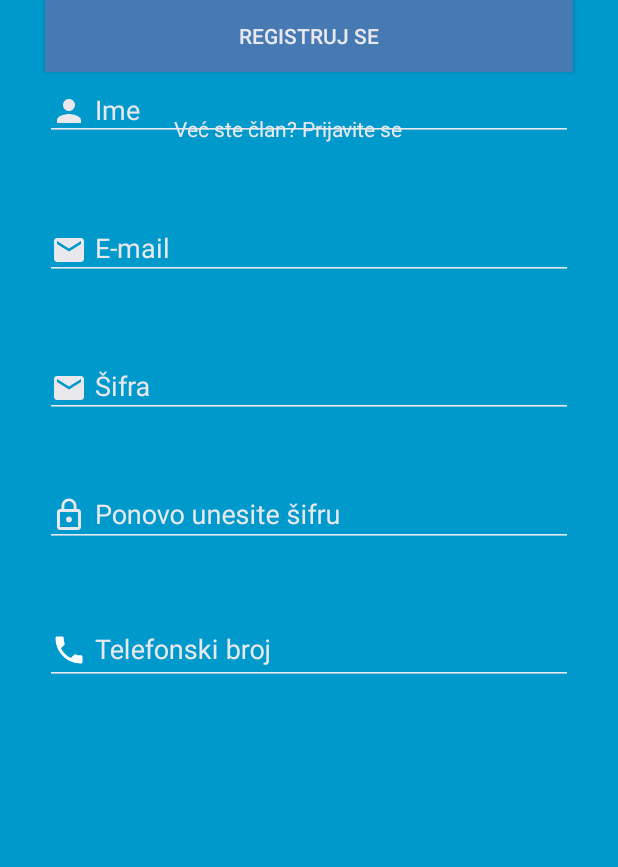
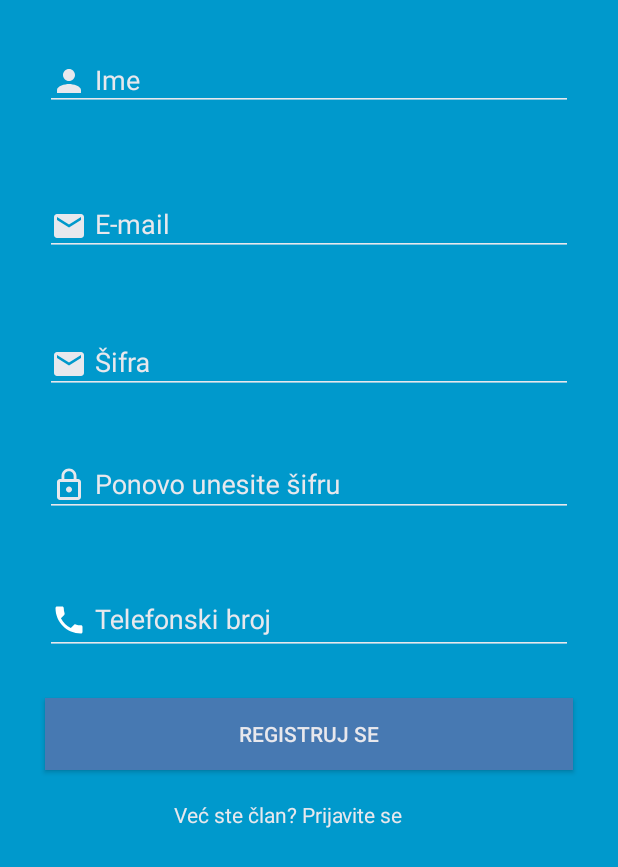
Before and after one commit to harismuha123/payscan-mobile-app-android, an Android app: the layout activity_register_account.xml on its own in the app's theme, with its tools: preview values and no code run, on a phone screen of 412 x 824 dp. Shown: the top 867 px of the screen. Run offline under Robolectric (Android 15) with nearby library versions, the phone set to English and light mode, and no system bars.

Commit message:
added dialog field when qr code is scanned, changed QR code encoding, slight changes on the register activity xml layout

```diff
--- a/app/src/main/res/layout/activity_edit_profile.xml
+++ b/app/src/main/res/layout/activity_edit_profile.xml
@@ -75,13 +75,16 @@
         android:id="@+id/updateEmailButton"
         android:layout_width="149dp"
         android:layout_height="63dp"
+        android:layout_marginEnd="16dp"
         android:layout_marginLeft="32dp"
+        android:layout_marginRight="16dp"
         android:layout_marginStart="32dp"
         android:layout_marginTop="32dp"
         android:background="#40B7B8"
         android:onClick="updateEmail"
         android:text="Ažuriraj e-mail"
         android:textColor="#ffffff"
+        app:layout_constraintEnd_toStartOf="@+id/updatePasswordButton"
         app:layout_constraintStart_toStartOf="parent"
         app:layout_constraintTop_toBottomOf="@+id/confirmPasswordField" />
 
@@ -115,12 +118,15 @@
         android:layout_width="149dp"
         android:layout_height="63dp"
         android:layout_marginEnd="32dp"
+        android:layout_marginLeft="16dp"
         android:layout_marginRight="32dp"
+        android:layout_marginStart="16dp"
         android:layout_marginTop="32dp"
         android:background="#40B7B8"
         android:onClick="updatePassword"
         android:text="Ažuriraj šifru"
         android:textColor="#ffffff"
         app:layout_constraintEnd_toEndOf="parent"
+        app:layout_constraintStart_toEndOf="@+id/updateEmailButton"
         app:layout_constraintTop_toBottomOf="@+id/confirmPasswordField" />
 </android.support.constraint.ConstraintLayout>
--- a/app/src/main/res/layout/activity_register_account.xml
+++ b/app/src/main/res/layout/activity_register_account.xml
@@ -18,12 +18,13 @@
         android:layout_marginLeft="30dp"
         android:layout_marginRight="30dp"
         android:layout_marginStart="30dp"
-        android:layout_marginTop="44dp"
+        android:layout_marginTop="24dp"
         android:textColor="#ffffff"
         android:textColorHint="#e8e8ed"
         android:theme="@style/AppTheme.NoActionBar"
         app:errorEnabled="true"
         app:layout_constraintEnd_toEndOf="parent"
+        app:layout_constraintHorizontal_bias="0.0"
         app:layout_constraintStart_toStartOf="parent"
         app:layout_constraintTop_toTopOf="parent">
 
@@ -50,11 +51,12 @@
         android:layout_marginLeft="30dp"
         android:layout_marginRight="30dp"
         android:layout_marginStart="30dp"
-        android:layout_marginTop="136dp"
+        android:layout_marginTop="120dp"
         android:textColor="#ffffff"
         android:textColorHint="#e8e8ed"
         app:errorEnabled="true"
         app:layout_constraintEnd_toEndOf="parent"
+        app:layout_constraintHorizontal_bias="0.0"
         app:layout_constraintStart_toStartOf="parent"
         app:layout_constraintTop_toTopOf="parent">
 
@@ -81,12 +83,13 @@
         android:layout_marginLeft="30dp"
         android:layout_marginRight="30dp"
         android:layout_marginStart="30dp"
-        android:layout_marginTop="228dp"
+        android:layout_marginTop="212dp"
         android:textColor="#ffffff"
         android:textColorHint="#e8e8ed"
         app:errorEnabled="true"
 
         app:layout_constraintEnd_toEndOf="parent"
+        app:layout_constraintHorizontal_bias="0.0"
         app:layout_constraintStart_toStartOf="parent"
         app:layout_constraintTop_toTopOf="parent">
 
@@ -113,7 +116,7 @@
         android:layout_marginLeft="30dp"
         android:layout_marginRight="30dp"
         android:layout_marginStart="30dp"
-        android:layout_marginTop="312dp"
+        android:layout_marginTop="292dp"
         android:textColor="#ffffff"
         android:textColorHint="#e8e8ed"
         app:errorEnabled="true"
@@ -145,6 +148,7 @@
         android:layout_marginLeft="30dp"
         android:layout_marginRight="30dp"
         android:layout_marginStart="30dp"
+        android:layout_marginTop="24dp"
         android:background="#4779b2"
         android:onClick="createAccount"
         android:text="@string/button_signup"
@@ -152,7 +156,7 @@
         app:layout_constraintEnd_toEndOf="parent"
         app:layout_constraintHorizontal_bias="0.0"
         app:layout_constraintStart_toStartOf="parent"
-        tools:layout_editor_absoluteY="500dp" />
+        app:layout_constraintTop_toBottomOf="@+id/telephoneNumberField" />
 
     <android.support.design.widget.TextInputLayout
         android:id="@+id/telephoneNumberField"
@@ -162,7 +166,7 @@
         android:layout_marginLeft="30dp"
         android:layout_marginRight="30dp"
         android:layout_marginStart="30dp"
-        android:layout_marginTop="396dp"
+        android:layout_marginTop="376dp"
         android:textColorHint="#e8e8ed"
         app:layout_constraintEnd_toEndOf="parent"
         app:layout_constraintHorizontal_bias="0.0"
@@ -192,7 +196,7 @@
         android:layout_marginLeft="112dp"
         android:layout_marginRight="110dp"
         android:layout_marginStart="112dp"
-        android:layout_marginTop="28dp"
+        android:layout_marginTop="20dp"
         android:onClick="backToLogin"
         android:text="@string/option_login"
         android:textColor="#e8e8ed"
```
Also changed, not shown: app/src/main/java/ba/edu/ibu/stu/chern0/payscan/ProductQrCode.java (+7 -1 lines), app/src/main/java/ba/edu/ibu/stu/chern0/payscan/QrCodeScanner.java (+38 -7 lines).
